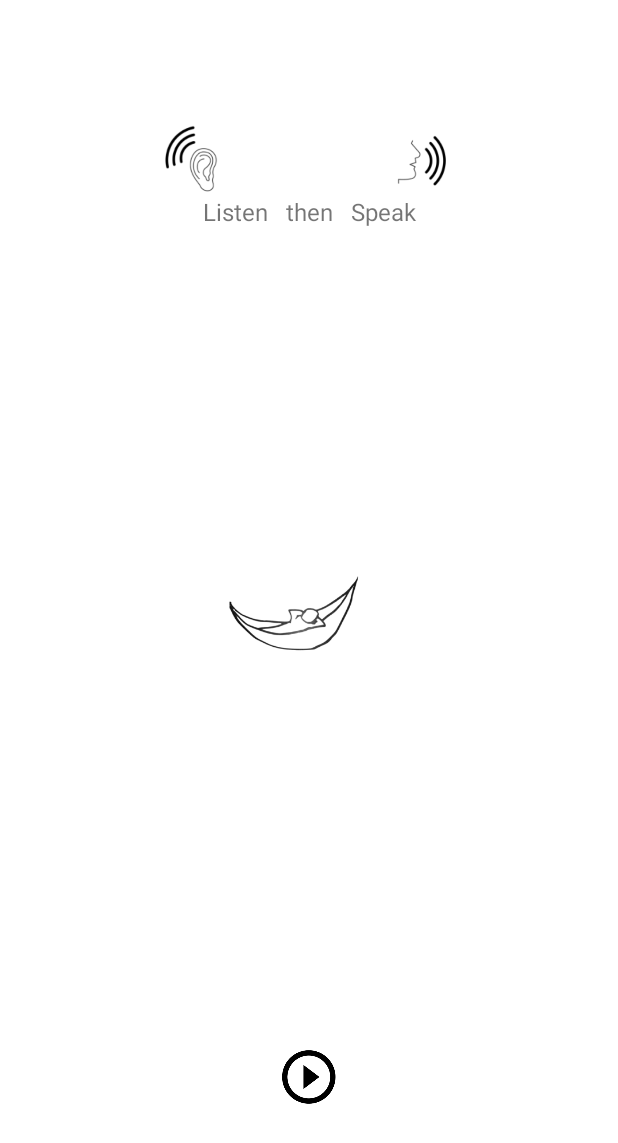
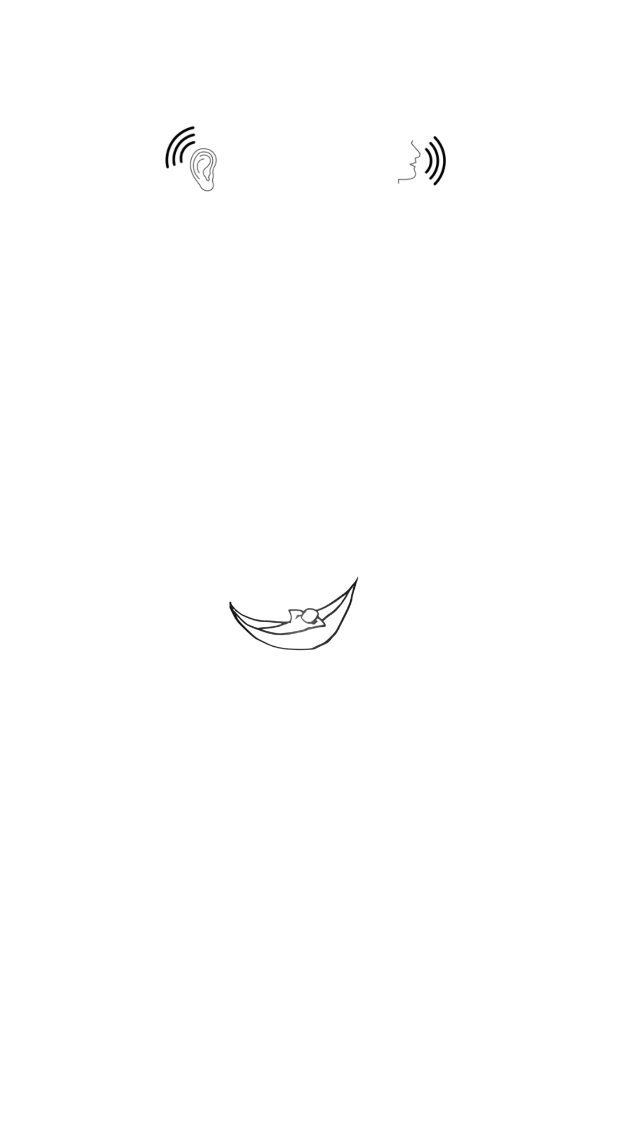
Before and after one commit to saintbrendan/ConnectEd, an Android app: the layout activity_flashcard.xml on its own in the app's theme, with its tools: preview values and no code run, on a phone screen of 412 x 824 dp. Shown: the top 1143 px of the screen. Run offline under Robolectric (Android 15) with nearby library versions, the phone set to English and light mode, and no system bars.

Commit message:
Wire up UserListens button.  Remove redundant play button.

```diff
--- a/app/build.gradle
+++ b/app/build.gradle
@@ -10,8 +10,8 @@ android {
         applicationId "app.connected.connect_ed"
         minSdk 21
         targetSdk 30
-        versionCode 6
-        versionName "6"
+        versionCode 9
+        versionName "9"
 
         testInstrumentationRunner "androidx.test.runner.AndroidJUnitRunner"
     }
--- a/app/src/main/java/app/connected/connect_ed/FlashcardActivity.kt
+++ b/app/src/main/java/app/connected/connect_ed/FlashcardActivity.kt
@@ -32,6 +32,8 @@ class FlashcardActivity : AppCompatActivity() {
     override fun onCreate(savedInstanceState: Bundle?) {
         super.onCreate(savedInstanceState)
         setContentView(R.layout.activity_flashcard)
+
+        val imageUserListens = findViewById<ImageView>(R.id.imageUserListens);
 
         fun getDrawablesList(): List<Int> {
             val drawableClass = R.drawable::class
@@ -70,9 +72,11 @@ class FlashcardActivity : AppCompatActivity() {
             newList[0]
         ).override(displayMetrics.widthPixels, displayMetrics.heightPixels).into(imageView)
 
+        imageUserListens.setOnClickListener {
+            mediaPlayer?.start()
+        }
+
         imageView.setOnClickListener {
-
-
             val intent = Intent(this, RightOrWrongActivity::class.java).apply {
                 putExtra(EXTRA_WORDLIST, newList.toIntArray())
                 putExtra(EXTRA_SOUNDLIST, soundList.toIntArray())
--- a/app/src/main/java/app/connected/connect_ed/RightOrWrongActivity.kt
+++ b/app/src/main/java/app/connected/connect_ed/RightOrWrongActivity.kt
@@ -39,7 +39,7 @@ class RightOrWrongActivity : AppCompatActivity() {
                 button.setOnClickListener {
                     textView.text = "Correct!"
                     var intent = Intent(this, FlashcardCongratulations::class.java)
-                    if (button.text != "to dance") {
+                    if (button.text != "to workout") {
                         intent = Intent(this, FlashcardActivity::class.java).apply {
                             val first = imageList.removeFirst()
                             val firstSound = soundList.removeFirst()
--- a/app/src/main/res/layout/activity_flashcard.xml
+++ b/app/src/main/res/layout/activity_flashcard.xml
@@ -19,44 +19,24 @@
         app:srcCompat="@drawable/rest" />
 
     <ImageView
-        android:id="@+id/imageView7"
+        android:id="@+id/imageUserListens"
         android:layout_width="48dp"
         android:layout_height="48dp"
         app:layout_constraintBottom_toTopOf="@+id/imageView"
-        app:layout_constraintEnd_toStartOf="@+id/imageView8"
+        app:layout_constraintEnd_toStartOf="@+id/imageUserSpeaks"
         app:layout_constraintStart_toStartOf="parent"
         app:layout_constraintTop_toTopOf="parent"
         app:srcCompat="@drawable/listen" />
 
     <ImageView
-        android:id="@+id/imageView8"
+        android:id="@+id/imageUserSpeaks"
         android:layout_width="48dp"
         android:layout_height="48dp"
         app:layout_constraintBottom_toTopOf="@+id/imageView"
         app:layout_constraintEnd_toEndOf="parent"
-        app:layout_constraintStart_toEndOf="@+id/imageView7"
+        app:layout_constraintStart_toEndOf="@+id/imageUserListens"
         app:layout_constraintTop_toTopOf="parent"
+        app:layout_constraintVertical_bias="0.504"
         app:srcCompat="@drawable/speak" />
 
-    <ImageView
-        android:id="@+id/imageView9"
-        android:layout_width="40dp"
-        android:layout_height="40dp"
-        app:layout_constraintBottom_toBottomOf="parent"
-        app:layout_constraintEnd_toEndOf="parent"
-        app:layout_constraintStart_toStartOf="parent"
-        app:layout_constraintTop_toBottomOf="@+id/imageView"
-        app:srcCompat="@drawable/play" />
-
-    <TextView
-        android:id="@+id/textView4"
-        android:layout_width="157dp"
-        android:layout_height="22dp"
-        android:text="Listen   then   Speak"
-        android:textAlignment="center"
-        android:textSize="16sp"
-        app:layout_constraintEnd_toEndOf="parent"
-        app:layout_constraintStart_toStartOf="parent"
-        app:layout_constraintTop_toBottomOf="@+id/imageView7" />
-
 </androidx.constraintlayout.widget.ConstraintLayout>
```
